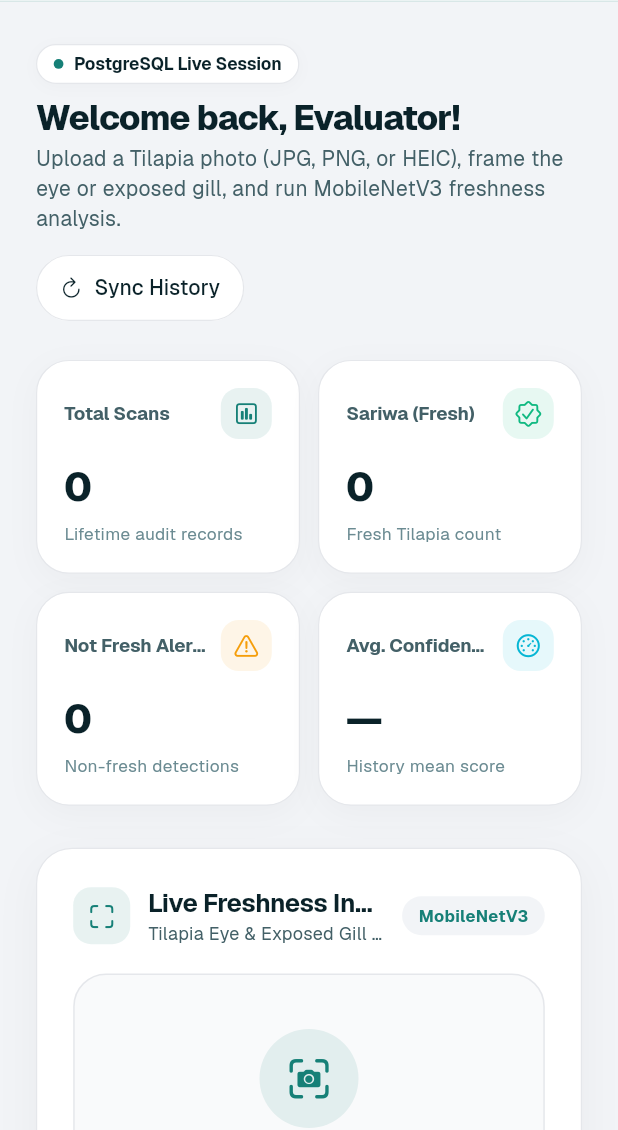
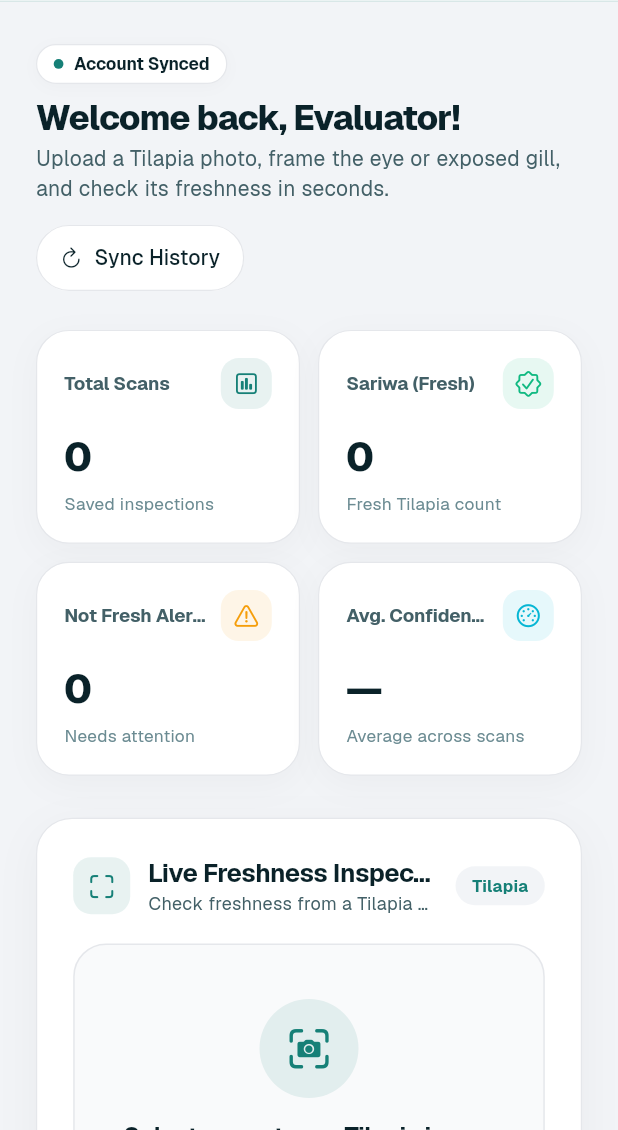
Before and after one commit to Frostyrr/SariwaBa, a Flutter app: the DashboardPage screen opened by its route, on a phone screen of 412 x 824 dp, the part 106-1236 px from its top. Run offline on Flutter 3.47's test engine with Material 3 defaults, Android fonts, the phone set to English and light mode, and no system bars; our stand-ins replace dio, flutter_riverpod, flutter_secure_storage, flutter_svg, go_router, google_fonts and 2 more; accounts and stored records are empty; network calls fail; project files that could hold a hidden picture were left out.

Commit message:
Refactor classification logic: Set default selected region to eye and update UI texts for clarity

```diff
--- a/frontend/lib/controllers/classification/classification_controller.dart
+++ b/frontend/lib/controllers/classification/classification_controller.dart
@@ -41,7 +41,7 @@ class ClassificationState {
   const ClassificationState({
     this.selectedImageBytes,
     this.selectedImageName,
-    this.selectedRegion,
+    this.selectedRegion = AnatomicalRegion.eye,
     this.confirmedImageBytes,
     this.isCropConfirmed = false,
     this.isFullImageConfirmed = false,
@@ -130,7 +130,7 @@ class ClassificationState {
       selectedImageName:
           clearImage ? null : (selectedImageName ?? this.selectedImageName),
       selectedRegion:
-          clearRegion ? null : (selectedRegion ?? this.selectedRegion),
+          clearRegion ? AnatomicalRegion.eye : (selectedRegion ?? this.selectedRegion),
       confirmedImageBytes: clearImage || clearConfirmedImage
           ? null
           : (confirmedImageBytes ?? this.confirmedImageBytes),
@@ -298,6 +298,7 @@ class ClassificationController extends StateNotifier<ClassificationState> {
     state = state.copyWith(
       selectedImageBytes: bytes,
       selectedImageName: filename,
+      selectedRegion: state.selectedRegion ?? AnatomicalRegion.eye,
       isClassifying: false,
       isEditingCrop: false,
       clearProcessingStage: true,
--- a/frontend/lib/pages/dashboard/dashboard_page.dart
+++ b/frontend/lib/pages/dashboard/dashboard_page.dart
@@ -361,7 +361,7 @@ class _DashboardPageState extends ConsumerState<DashboardPage> {
                     child: Text(
                       isGuestUser
                           ? 'Guest Evaluation Mode'
-                          : 'PostgreSQL Live Session',
+                          : 'Account Synced',
                       style: const TextStyle(
                         fontSize: 11.5,
                         fontWeight: FontWeight.w600,
@@ -386,7 +386,7 @@ class _DashboardPageState extends ConsumerState<DashboardPage> {
             ),
             const SizedBox(height: 4),
             Text(
-              'Upload a Tilapia photo (JPG, PNG, or HEIC), frame the eye or exposed gill, and run MobileNetV3 freshness analysis.',
+              'Upload a Tilapia photo, frame the eye or exposed gill, and check its freshness in seconds.',
               style: AppTypography.bodyMedium.copyWith(
                 color: SariwaColors.textSecondaryDark,
                 fontSize: 14,
@@ -478,7 +478,7 @@ class _DashboardPageState extends ConsumerState<DashboardPage> {
           _buildMetricBox(
             title: 'Total Scans',
             value: total.toString(),
-            subtitle: 'Lifetime audit records',
+            subtitle: 'Saved inspections',
             icon: CupertinoIcons.chart_bar_square,
             iconColor: SariwaColors.brandPrimary,
             iconBg: SariwaColors.brandPrimary.withValues(alpha: 0.10),
@@ -496,7 +496,7 @@ class _DashboardPageState extends ConsumerState<DashboardPage> {
           _buildMetricBox(
             title: 'Not Fresh Alerts',
             value: cautionCount.toString(),
-            subtitle: 'Non-fresh detections',
+            subtitle: 'Needs attention',
             icon: CupertinoIcons.exclamationmark_triangle,
             iconColor: SariwaColors.statusModerate,
             iconBg: SariwaColors.statusModerate.withValues(alpha: 0.10),
@@ -504,7 +504,7 @@ class _DashboardPageState extends ConsumerState<DashboardPage> {
           _buildMetricBox(
             title: 'Avg. Confidence',
             value: total > 0 ? '${avgConfidence.toStringAsFixed(1)}%' : '—',
-            subtitle: 'History mean score',
+            subtitle: 'Average across scans',
             icon: CupertinoIcons.speedometer,
             iconColor: SariwaColors.statusInfo,
             iconBg: SariwaColors.statusInfo.withValues(alpha: 0.10),
@@ -675,7 +675,7 @@ class _DashboardPageState extends ConsumerState<DashboardPage> {
                             overflow: TextOverflow.ellipsis,
                           ),
                           Text(
-                            'Tilapia Eye & Exposed Gill ROI Classification',
+                            'Check freshness from a Tilapia eye or exposed gill photo',
                             style: TextStyle(
                               fontSize: 12,
                               color: SariwaColors.textSecondaryDark,
@@ -699,7 +699,7 @@ class _DashboardPageState extends ConsumerState<DashboardPage> {
                   borderRadius: BorderRadius.circular(99),
                 ),
                 child: const Text(
-                  'MobileNetV3',
+                  'Tilapia',
                   style: TextStyle(
                     fontSize: 11,
                     fontWeight: FontWeight.w600,
@@ -801,7 +801,7 @@ class _DashboardPageState extends ConsumerState<DashboardPage> {
                 ),
                 const SizedBox(height: 2),
                 const Text(
-                  'Region selection & ROI framing active in modal...',
+                  'Adjusting photo in crop view...',
                   style: TextStyle(
                     fontSize: 12,
                     color: SariwaColors.textSecondaryDark,
@@ -1554,7 +1554,7 @@ class _DashboardPageState extends ConsumerState<DashboardPage> {
                             overflow: TextOverflow.ellipsis,
                           ),
                           Text(
-                            '${state.history.length} scans recorded in PostgreSQL',
+                            state.history.length == 1 ? '1 saved scan' : '${state.history.length} saved scans',
                             style: const TextStyle(
                               fontSize: 12,
                               color: SariwaColors.textSecondaryDark,
@@ -1884,7 +1884,7 @@ class _DashboardPageState extends ConsumerState<DashboardPage> {
         shape: RoundedRectangleBorder(borderRadius: BorderRadius.circular(22)),
         title: const Text('Delete Scan Record?'),
         content: Text(
-          'Are you sure you want to permanently delete Scan #$scanId from PostgreSQL history?',
+          'Are you sure you want to permanently delete Scan #$scanId from your history?',
         ),
         actions: [
           TextButton(
--- a/frontend/lib/routes/app_routes.dart
+++ b/frontend/lib/routes/app_routes.dart
@@ -4,8 +4,8 @@ import 'package:go_router/go_router.dart';
 
 import '../controllers/auth/auth_controller.dart';
 import '../controllers/auth/auth_state.dart';
+import '../pages/dashboard/dashboard_page.dart';
 import '../screens/auth/auth_page.dart';
-import '../pages/dashboard/dashboard_page.dart';
 import '../screens/downloads/downloads_page.dart';
 import '../screens/home/home_page.dart';
 
@@ -94,11 +94,11 @@ class AppRoutes {
       case AuthViewStatus.initializing:
         return splash;
       case AuthViewStatus.authenticated:
-      case AuthViewStatus.guestMode:
         return dashboard;
       case AuthViewStatus.landing:
       case AuthViewStatus.features:
       case AuthViewStatus.howItWorks:
+      case AuthViewStatus.guestMode:
         return home;
       case AuthViewStatus.downloads:
         return downloads;
--- a/frontend/lib/screens/dashboard/sections/audit_history_section.dart
+++ b/frontend/lib/screens/dashboard/sections/audit_history_section.dart
@@ -96,7 +96,7 @@ class AuditHistorySection extends StatelessWidget {
                           ),
                           Text(
                             isGuest
-                                ? '${state.history.length} scan(s) in temporary local cache'
+                                ? '${state.history.length} temporary guest scan(s)'
                                 : '${state.history.length} scans saved in your history',
                             style: const TextStyle(
                               fontFamily: 'Geist',
@@ -414,7 +414,7 @@ class AuditHistorySection extends StatelessWidget {
         ),
         content: Text(
           isLocalCache
-              ? 'Remove this scan from your temporary local browser cache?'
+              ? 'Remove this scan from your temporary guest session?'
               : 'Are you sure you want to permanently remove Scan #$scanId from your classification history?',
           style: const TextStyle(
             fontSize: 13.5,
```
Also changed, not shown: frontend/lib/widgets/classification/roi_cropper_widget.dart (+8 -4 lines), 1 other file.
